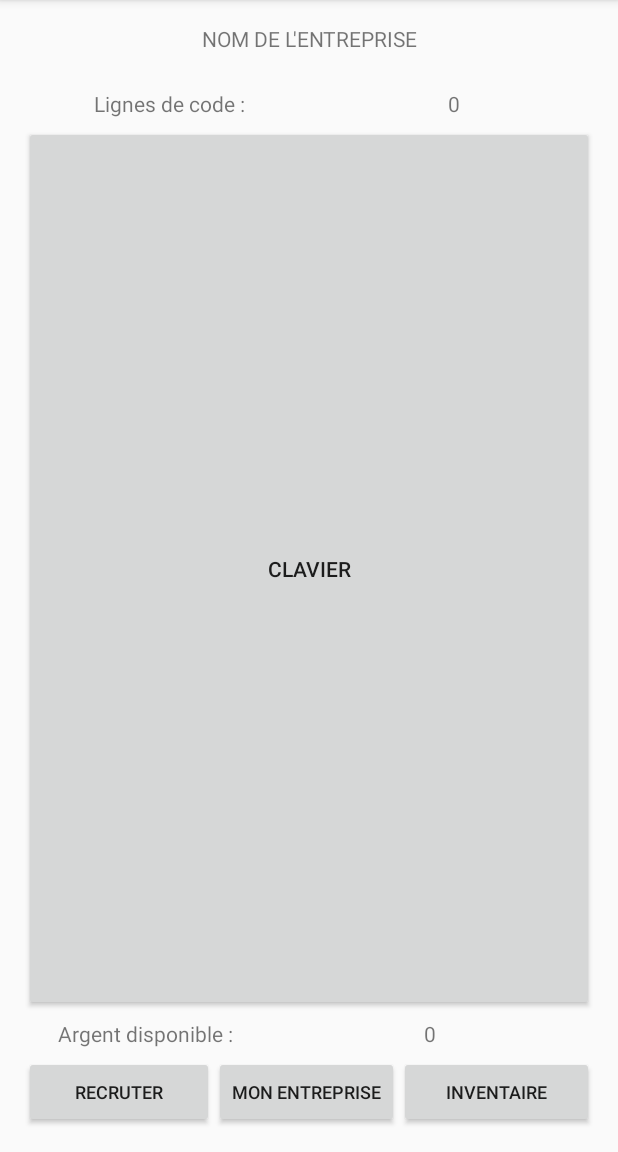
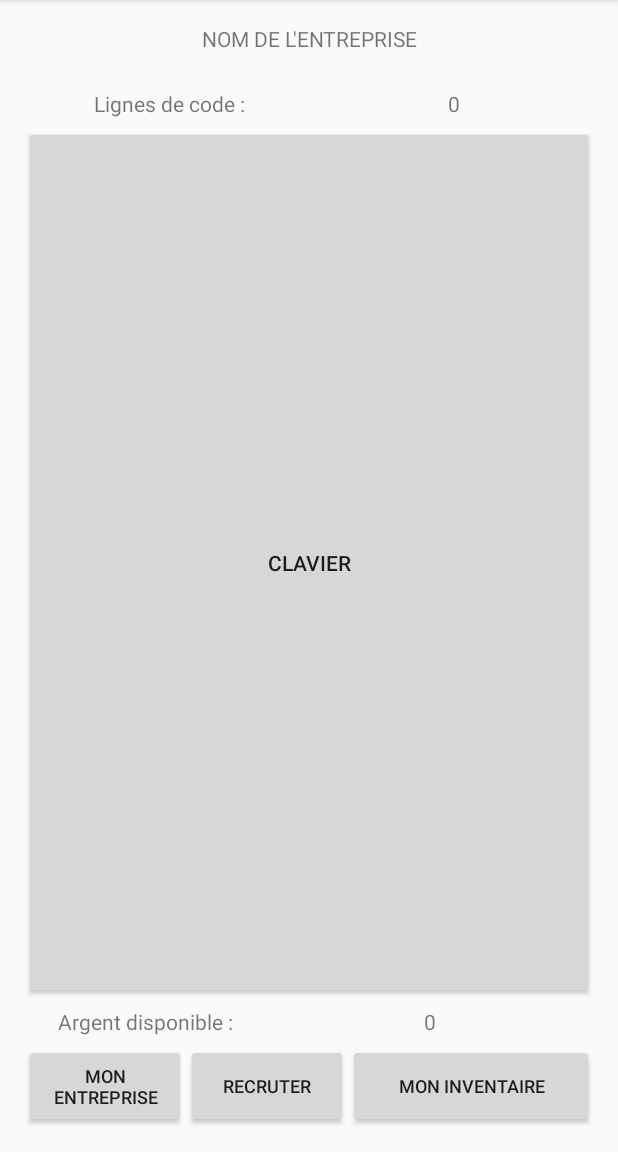
Before and after one commit to LeonardPasquier/IDLEGAME, an Android app: the MainActivity screen opened directly, with no data from a screen before it, on a phone screen of 412 x 824 dp, the part 84-1236 px from its top. Run offline under Robolectric (Android 15) with nearby library versions, the phone set to English and light mode, and no system bars; 7 statements that could not run were skipped.

Commit message:
Merge branch 'master' of C:\Users\Un Pitch\AndroidStudioProjects\IDLEGAME with conflicts.

```diff
--- /dev/null
+++ b/app/src/main/java/corporation/unpitch/idlegame/Incrementation_automatique.java
@@ -0,0 +1,70 @@
+package corporation.unpitch.idlegame;
+
+import android.app.Activity;
+
+import java.util.Timer;
+import java.util.TimerTask;
+
+/**
+ * Created by Un Pitch on 09/01/2017.
+ */
+
+public class Incrementation_automatique {
+
+    static int maligne=0;
+    public static void attendre(int nombre_dev_j, int nombre_dev_e, int nombre_dev_s, int nombre_chef_projet_j, int nombre_chef_projet_e, int nombre_chef_projet_s, final MainActivity myActivity){
+        final int devj = nombre_dev_j;
+        final int deve = nombre_dev_e;
+        final int devs = nombre_dev_s;
+        final int chefj = nombre_chef_projet_j;
+        final int chefe = nombre_chef_projet_e;
+        final int chefs = nombre_chef_projet_s;
+
+        Timer timer = new Timer();
+        TimerTask myTask = new TimerTask() {
+            @Override
+            public void run() {
+                int lignes = myActivity.getCompteurLigneCourant();
+                int nombre_lignes = 0;
+                nombre_lignes = Mult_dev(devj, deve, devs);
+                nombre_lignes = Mult_chef_projet(nombre_lignes, chefj, chefe, chefs);
+                maligne = nombre_lignes;
+                System.out.println(maligne);
+
+                myActivity.runOnUiThread(createRunnableForUI(nombre_lignes, lignes));
+            }
+            private Runnable createRunnableForUI (final int compteur, final int lignes){
+                Runnable r = new Runnable() {
+                    @Override
+                    public void run() {
+                        int yata = compteur + lignes;
+                        System.out.println("lama" + yata);
+                        myActivity.compteurLignes.setText(String.valueOf(yata));
+                    }
+                };
+                return r;
+            }
+        };
+        timer.schedule(myTask, 1000, 1000);
+
+    }
+    public static int Mult_dev(int j, int e, int s){
+        int n;
+        n = j*1+e*10+s*50; //le junior produit 1/s, l'expert 10/s, le senor 50/s
+        return n; //on renvoie le nombre a additionne, qui sera ensuite
+    }
+    public static int Mult_chef_projet(int n, int j, int e, int s){
+        int x = 0;
+        while (x<j){
+            n = n*2;
+        }
+        while (x<e){
+            n = n*3;
+        }
+        while (x<s){
+            n = n*4;
+        }
+        return n;
+    }
+
+}
--- a/app/src/main/java/corporation/unpitch/idlegame/Liste_Recrue.java
+++ b/app/src/main/java/corporation/unpitch/idlegame/Liste_Recrue.java
@@ -7,7 +7,7 @@ package corporation.unpitch.idlegame;
 public class Liste_Recrue {
 
     static Recrue developpeur = new Recrue("Développeur",100,"Produit des lignes de code par seconde",1);
-    static Recrue chefProjet = new Recrue("Chef de Projet",25000,"Optimise les lignes de code produites par les développeurs : Auguemente fortement la vitesse de production",1.2);
-    static Recrue comptable = new Recrue("Comptable",25000,"Augmente la rentabilité des projets",1.4);
-    static Recrue adminReseau = new Recrue("Admin. Réseau", 125000, "Réduit la durée d'un piratage",1.2);
+    static Recrue chefProjet = new Recrue("Chef de Projet",25000,"Optimise les lignes de code produites par les développeurs : Auguemente fortement la vitesse de production",1);
+    static Recrue comptable = new Recrue("Comptable",25000,"Augmente la rentabilité des projets",1);
+    static Recrue adminReseau = new Recrue("Admin. Réseau", 125000, "Réduit la durée d'un piratage",1);
 }
--- a/app/src/main/java/corporation/unpitch/idlegame/MainActivity.java
+++ b/app/src/main/java/corporation/unpitch/idlegame/MainActivity.java
@@ -13,6 +13,7 @@ import android.widget.TextView;
 
 import java.io.File;
 import java.util.Objects;
+import java.util.logging.Handler;
 
 public class MainActivity extends AppCompatActivity {
 
@@ -69,6 +70,27 @@ public class MainActivity extends AppCompatActivity {
             Intent choixprojet = new Intent (MainActivity.this, ChoixProjet.class);
             startActivity(choixprojet);
         }
+        final MainActivity myActivity = this;
+
+
+        new Thread (
+                new Runnable(){
+                public void run(){
+                    int lignes = donnees.getLignes_de_code_courantes();
+                    int nombre_dev_j = donnees.getNombre_dev_j();
+                    int nombre_dev_e = donnees.getNombre_dev_e();
+                    int nombre_dev_s = donnees.getNombre_dev_s();
+                    int nombre_chef_projet_j = donnees.getNombre_chef_projet_j();
+                    int nombre_chef_projet_e = donnees.getNombre_chef_projet_e();
+                    int nombre_chef_projet_s = donnees.getNombre_chef_projet_s();
+                    Incrementation_automatique.attendre(nombre_dev_j, nombre_dev_e, nombre_dev_s, nombre_chef_projet_j, nombre_chef_projet_e, nombre_chef_projet_s, myActivity);
+
+
+                }
+
+
+        }).start();
+
     }
     private View.OnClickListener incrementerListener = new View.OnClickListener() {
         @RequiresApi(api = Build.VERSION_CODES.KITKAT)
@@ -156,9 +178,10 @@ public class MainActivity extends AppCompatActivity {
         }
     }
 
+
     @Override
     public void onBackPressed(){
-        donnees.setLignes_de_code_courantes(String.valueOf(getCompteurLigneCourant()));
+        donnees.setLignes_de_code_courantes(getCompteurLigneCourant());
         Sauvegarder.sauvegarder(this, donnees, "sauvegarder");
         this.finish();
     }
--- a/app/src/main/java/corporation/unpitch/idlegame/Projet.java
+++ b/app/src/main/java/corporation/unpitch/idlegame/Projet.java
@@ -10,14 +10,15 @@ public class Projet implements Serializable{
 
     String id = "";
     String nom = "";
-    int objectif;
+    int objectif = 0;
     String branche = "";
+    String description = "";
     String difficulte = "";
     String gainfinal = "";
+    //Gain direct / gain courant
     String methode_gain_final = "";//OS = d'un coup, CON = continu, BO = les deux
     String projet_suivant = "";
     String projet_suivant_id = "";
-    String description = "";
 
     //On fait les setter
     public void setprojectId(String id){
--- a/app/src/main/res/layout/activity_main.xml
+++ b/app/src/main/res/layout/activity_main.xml
@@ -96,27 +96,27 @@
             android:layout_height="wrap_content">
 
             <Button
+                android:text="Mon entreprise"
+                android:textSize="12dp"
+                android:layout_height="match_parent"
+                android:id="@+id/entreprise"
+                android:layout_width="108dp" />
+
+            <Button
                 android:text="Recruter"
                 android:textSize="12dp"
-                android:layout_width="wrap_content"
-                android:layout_height="wrap_content"
+                android:layout_height="match_parent"
                 android:id="@+id/recruter"
-                android:layout_weight="1" />
+                tools:text="Ressources Humaines"
+                android:layout_width="108dp" />
 
             <Button
-                android:text="Mon entreprise"
+                android:text="Mon Inventaire"
                 android:textSize="12dp"
-                android:layout_width="wrap_content"
-                android:layout_height="wrap_content"
-                android:id="@+id/entreprise" />
-
-            <Button
-                android:text="Inventaire"
-                android:textSize="12dp"
-                android:layout_width="wrap_content"
-                android:layout_height="wrap_content"
+                android:layout_height="match_parent"
                 android:id="@+id/inventaire"
-                android:layout_weight="1" />
+                android:layout_weight="1"
+                android:layout_width="108dp" />
 
         </LinearLayout>
 
```
Also changed, not shown: app/src/main/java/corporation/unpitch/idlegame/Donnees.java (+15 -15 lines), app/src/main/java/corporation/unpitch/idlegame/Recrue.java (+5 -5 lines).
